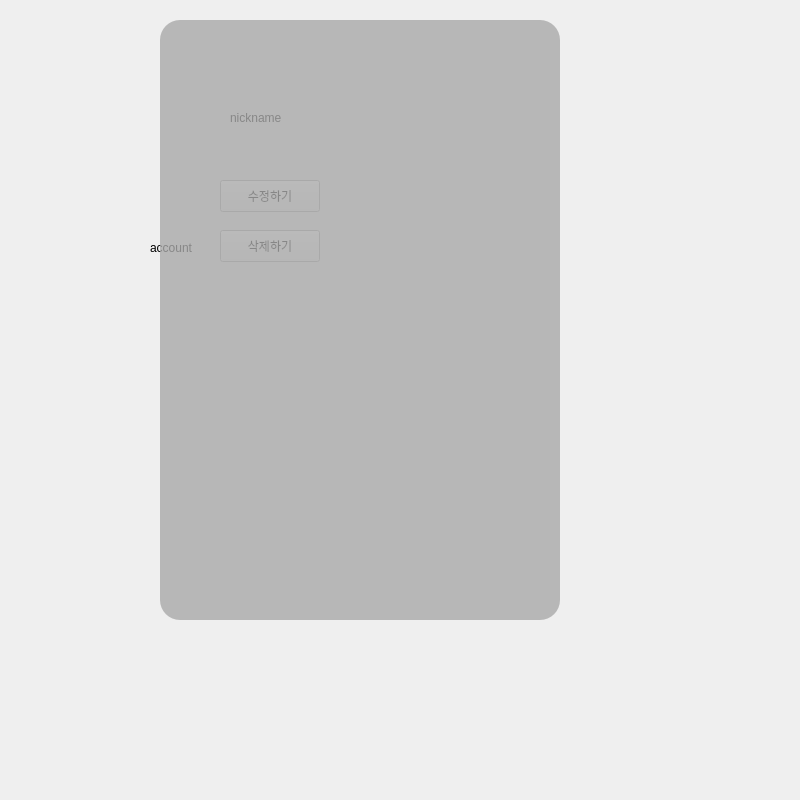
The window that mypage.ui (Ryuyraji/tictactoe_qt) describes before a commit, drawn with Qt 5.
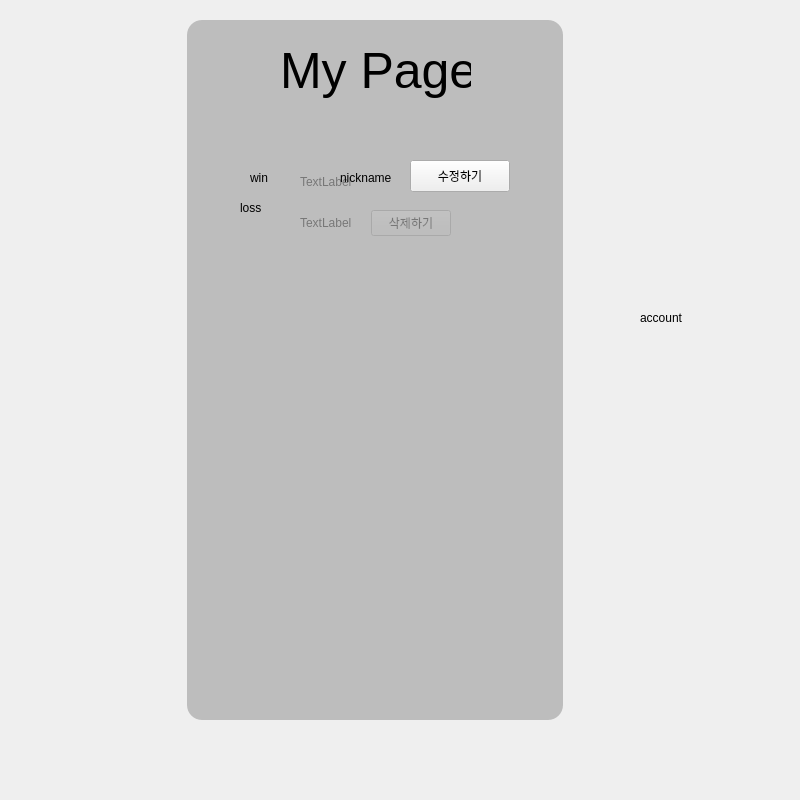
The same window after the commit. Icons and pictures are not drawn.

Commit message: mypage updated a bit

What changed in the file:
```diff
--- a/mypage.ui
+++ b/mypage.ui
@@ -16,50 +16,11 @@
   <property name="styleSheet">
    <string notr="true"/>
   </property>
-  <widget class="QPushButton" name="updateBtn">
-   <property name="geometry">
-    <rect>
-     <x>220</x>
-     <y>180</y>
-     <width>100</width>
-     <height>32</height>
-    </rect>
-   </property>
-   <property name="text">
-    <string>수정하기</string>
-   </property>
-  </widget>
-  <widget class="QPushButton" name="deleteBtn">
-   <property name="geometry">
-    <rect>
-     <x>220</x>
-     <y>230</y>
-     <width>100</width>
-     <height>32</height>
-    </rect>
-   </property>
-   <property name="text">
-    <string>삭제하기</string>
-   </property>
-  </widget>
-  <widget class="QLabel" name="nicknameEdit">
-   <property name="geometry">
-    <rect>
-     <x>230</x>
-     <y>110</y>
-     <width>58</width>
-     <height>16</height>
-    </rect>
-   </property>
-   <property name="text">
-    <string>nickname</string>
-   </property>
-  </widget>
   <widget class="QLabel" name="Account">
    <property name="geometry">
     <rect>
-     <x>150</x>
-     <y>240</y>
+     <x>640</x>
+     <y>310</y>
      <width>58</width>
      <height>16</height>
     </rect>
@@ -86,31 +47,156 @@
     <string/>
    </property>
   </widget>
+  <widget class="QLabel" name="n_page">
+   <property name="geometry">
+    <rect>
+     <x>280</x>
+     <y>30</y>
+     <width>191</width>
+     <height>81</height>
+    </rect>
+   </property>
+   <property name="styleSheet">
+    <string notr="true">    font-weight: bolder;  
+    color: black;
+    font-size: 50px;
+    text-align: center;   
+   
+    display: flex;
+    justify-content: center;  
+    align-items: center;     
+    height: 100vh;  </string>
+   </property>
+   <property name="text">
+    <string>My Page</string>
+   </property>
+  </widget>
   <widget class="QLabel" name="page">
    <property name="geometry">
     <rect>
-     <x>160</x>
+     <x>150</x>
      <y>20</y>
-     <width>400</width>
-     <height>600</height>
+     <width>450</width>
+     <height>700</height>
     </rect>
    </property>
    <property name="styleSheet">
-    <string notr="true">background-color: rgba(169, 169, 169, 0.8);
-    width: 700px; 
-    height: 700px; 
-    border-radius: 20px; </string>
+    <string notr="true">background-color: rgba(169, 169, 169, 180);
+    border-radius: 15px;
+    width: 700px;
+    height: 700px;
+    margin: 0 auto; 
+    position: absolute; 
+    top: 50%; 
+    left: 50%; 
+    transform: translate(-50%, -50%); </string>
    </property>
    <property name="text">
     <string/>
    </property>
   </widget>
+  <widget class="QLabel" name="winPointLabel">
+   <property name="geometry">
+    <rect>
+     <x>250</x>
+     <y>170</y>
+     <width>58</width>
+     <height>16</height>
+    </rect>
+   </property>
+   <property name="text">
+    <string>win</string>
+   </property>
+  </widget>
+  <widget class="QLabel" name="lossPointLabel">
+   <property name="geometry">
+    <rect>
+     <x>240</x>
+     <y>200</y>
+     <width>58</width>
+     <height>16</height>
+    </rect>
+   </property>
+   <property name="text">
+    <string>loss</string>
+   </property>
+  </widget>
+  <widget class="QWidget" name="layoutWidget">
+   <property name="geometry">
+    <rect>
+     <x>300</x>
+     <y>160</y>
+     <width>151</width>
+     <height>76</height>
+    </rect>
+   </property>
+   <layout class="QVBoxLayout" name="verticalLayout">
+    <item>
+     <layout class="QGridLayout" name="gridLayout_2">
+      <item row="0" column="0">
+       <widget class="QLabel" name="nicknameEdit2">
+        <property name="text">
+         <string>TextLabel</string>
+        </property>
+       </widget>
+      </item>
+     </layout>
+    </item>
+    <item>
+     <layout class="QGridLayout" name="gridLayout">
+      <item row="0" column="2">
+       <widget class="QPushButton" name="deleteBtn">
+        <property name="text">
+         <string>삭제하기</string>
+        </property>
+       </widget>
+      </item>
+      <item row="0" column="1">
+       <widget class="QLabel" name="label_2">
+        <property name="text">
+         <string>TextLabel</string>
+        </property>
+       </widget>
+      </item>
+     </layout>
+    </item>
+   </layout>
+  </widget>
+  <widget class="QLabel" name="nickname">
+   <property name="geometry">
+    <rect>
+     <x>340</x>
+     <y>170</y>
+     <width>58</width>
+     <height>16</height>
+    </rect>
+   </property>
+   <property name="text">
+    <string>nickname</string>
+   </property>
+  </widget>
+  <widget class="QPushButton" name="updateBtn_2">
+   <property name="geometry">
+    <rect>
+     <x>410</x>
+     <y>160</y>
+     <width>100</width>
+     <height>32</height>
+    </rect>
+   </property>
+   <property name="text">
+    <string>수정하기</string>
+   </property>
+  </widget>
+  <zorder>layoutWidget</zorder>
   <zorder>bg</zorder>
-  <zorder>updateBtn</zorder>
-  <zorder>deleteBtn</zorder>
-  <zorder>nicknameEdit</zorder>
-  <zorder>Account</zorder>
   <zorder>page</zorder>
+  <zorder>Account</zorder>
+  <zorder>n_page</zorder>
+  <zorder>winPointLabel</zorder>
+  <zorder>lossPointLabel</zorder>
+  <zorder>nickname</zorder>
+  <zorder>updateBtn_2</zorder>
  </widget>
  <resources/>
  <connections/>
```
The commit also changes 5 other files.
